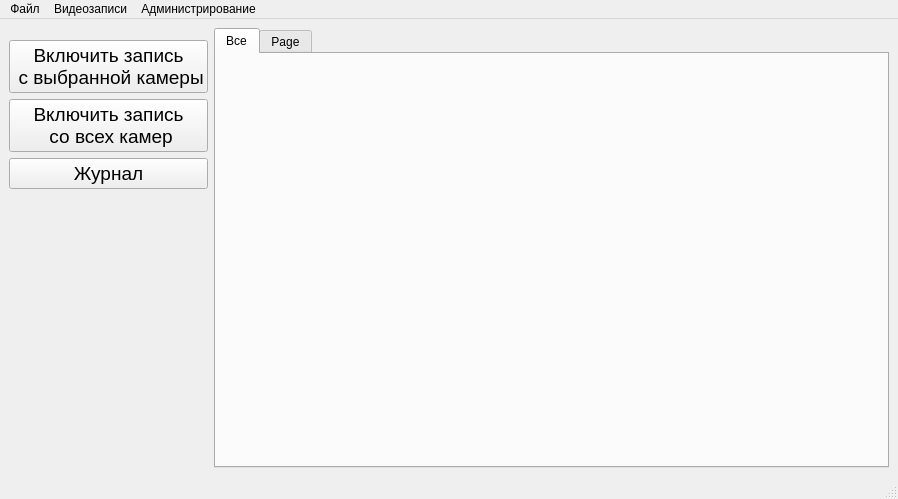
This is buksanspy.ui in MikhailBersenev/BuksanSpy as Qt 5 draws it before an edit. The edited form follows.
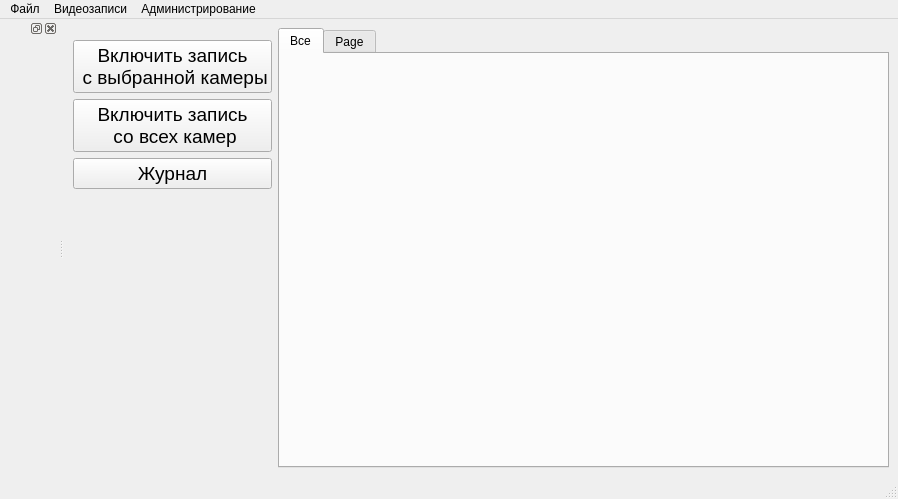
This is the edited form.

```diff
--- a/buksanspy.ui
+++ b/buksanspy.ui
@@ -173,6 +173,12 @@
    <addaction name="menu_3"/>
   </widget>
   <widget class="QStatusBar" name="statusbar"/>
+  <widget class="QDockWidget" name="dockWidget">
+   <attribute name="dockWidgetArea">
+    <number>1</number>
+   </attribute>
+   <widget class="QWidget" name="dockWidgetContents"/>
+  </widget>
   <action name="StartAllCams_Action">
    <property name="text">
     <string>Включить запись со всех камер</string>
```
